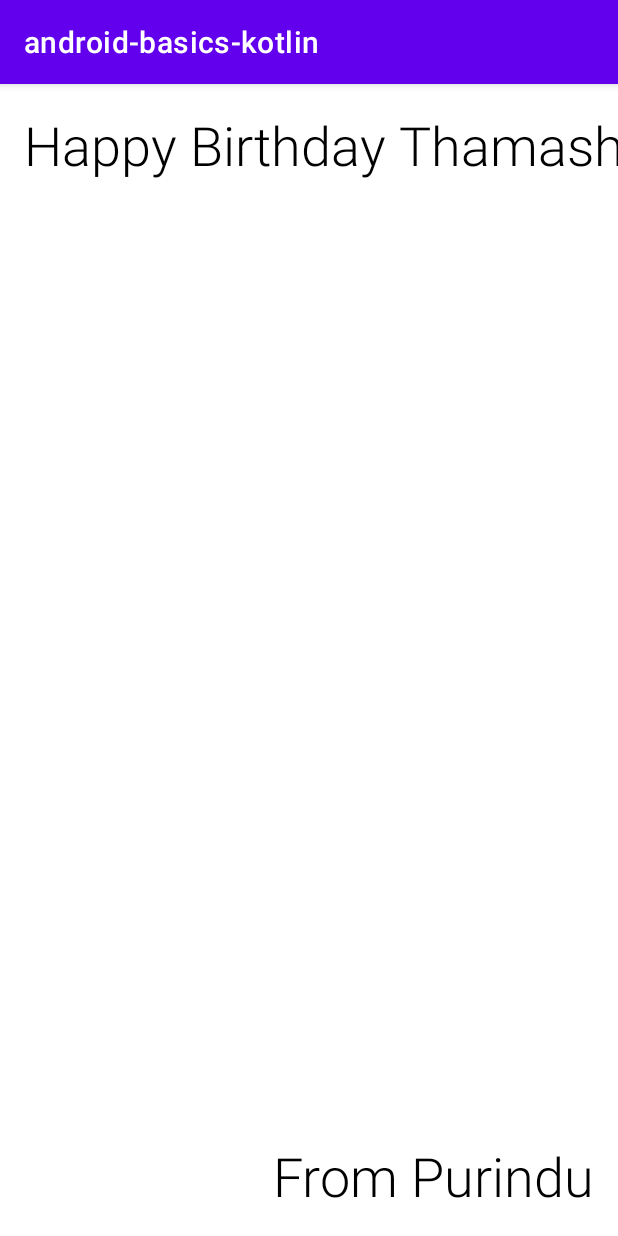
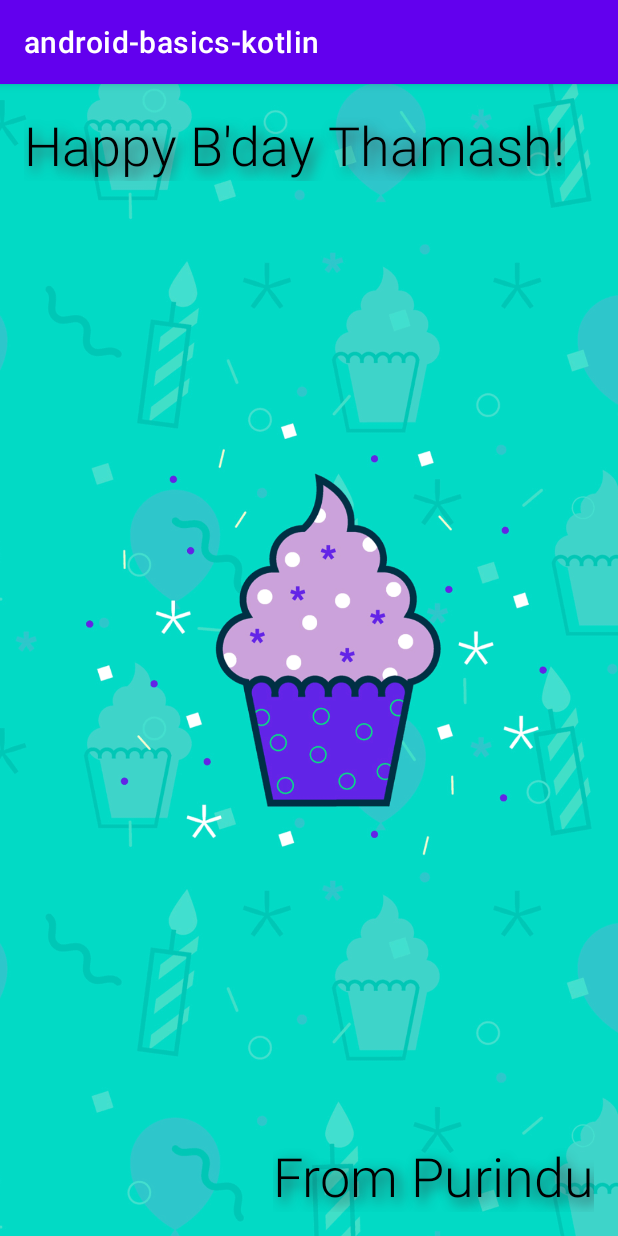
Before and after one commit to PurinduWeerawardana/android-basics-kotlin, an Android app: the screen it shows after launch (MainActivity), on a phone screen of 412 x 824 dp. Run offline under Robolectric (Android 15) with nearby library versions, the phone set to English and light mode, and no system bars.

Commit message:
Add bg image and text shadows

```diff
--- a/app/src/main/res/layout/activity_main.xml
+++ b/app/src/main/res/layout/activity_main.xml
@@ -6,6 +6,20 @@
     android:layout_height="match_parent"
     tools:context=".MainActivity">
 
+    <ImageView
+        android:id="@+id/imageView"
+        android:layout_width="0dp"
+        android:layout_height="0dp"
+        android:contentDescription="TODO"
+        android:importantForAccessibility="no"
+        android:scaleType="centerCrop"
+        app:layout_constraintBottom_toBottomOf="parent"
+        app:layout_constraintEnd_toEndOf="parent"
+        app:layout_constraintStart_toStartOf="parent"
+        app:layout_constraintTop_toTopOf="parent"
+        app:srcCompat="@drawable/androidparty"
+        tools:ignore="ContentDescription,HardcodedText" />
+
     <TextView
         android:id="@+id/textView"
         android:layout_width="wrap_content"
@@ -13,7 +27,11 @@
         android:layout_marginStart="16dp"
         android:layout_marginTop="16dp"
         android:fontFamily="sans-serif-light"
-        android:text="Happy Birthday Thamash!"
+        android:shadowColor="@color/material_dynamic_neutral30"
+        android:shadowDx="5"
+        android:shadowDy="5"
+        android:shadowRadius="10"
+        android:text="@string/happy_b_day_text"
         android:textColor="@android:color/black"
         android:textSize="36sp"
         app:layout_constraintStart_toStartOf="parent"
@@ -26,9 +44,14 @@
         android:layout_marginEnd="16dp"
         android:layout_marginBottom="16dp"
         android:fontFamily="sans-serif-light"
-        android:text="From Purindu"
+        android:shadowColor="@color/material_dynamic_neutral20"
+        android:shadowDx="5"
+        android:shadowDy="5"
+        android:shadowRadius="10"
+        android:text="@string/signature_text"
         android:textColor="@android:color/black"
         android:textSize="36sp"
         app:layout_constraintBottom_toBottomOf="parent"
         app:layout_constraintEnd_toEndOf="parent" />
+
 </androidx.constraintlayout.widget.ConstraintLayout>
--- a/app/src/main/res/values/strings.xml
+++ b/app/src/main/res/values/strings.xml
@@ -1,3 +1,5 @@
 <resources>
     <string name="app_name">android-basics-kotlin</string>
+    <string name="happy_b_day_text">Happy B\'day Thamash!</string>
+    <string name="signature_text">From Purindu</string>
 </resources>
```
Also changed, not shown: app/src/main/res/drawable/androidparty.png (added).
